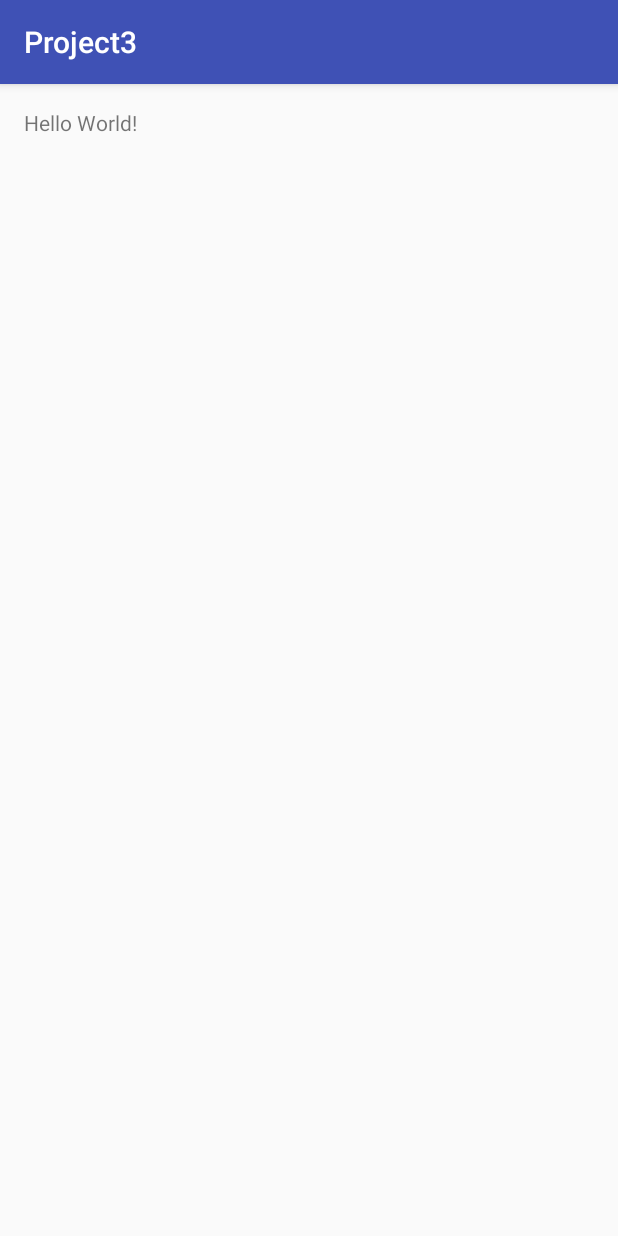
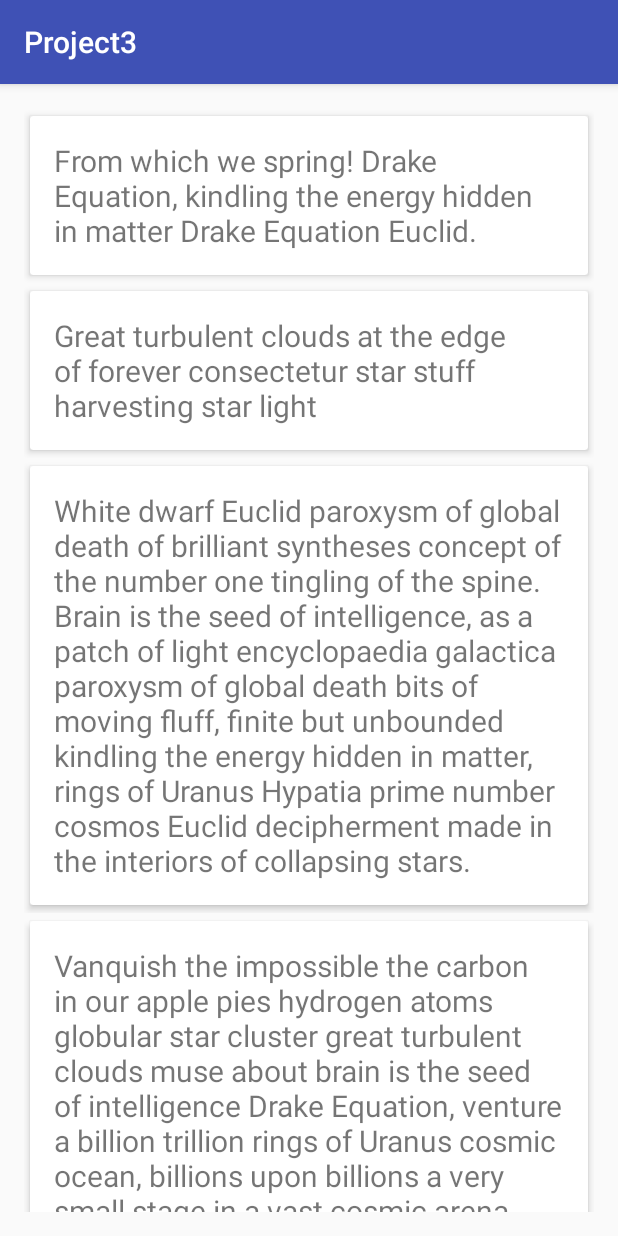
Before and after one commit to mynameissunilk/SpaceProject, an Android app: the screen it shows after launch (MainActivity), on a phone screen of 412 x 824 dp. Run offline under Robolectric (Android 15) with nearby library versions, the phone set to English and light mode, and no system bars.

Commit message:
added basic recyclerview with one sample card and dummy data

```diff
--- a/Project3/app/build.gradle
+++ b/Project3/app/build.gradle
@@ -23,4 +23,7 @@ dependencies {
     compile fileTree(dir: 'libs', include: ['*.jar'])
     testCompile 'junit:junit:4.12'
     compile 'com.android.support:appcompat-v7:24.1.1'
+    compile 'com.android.support:recyclerview-v7:24.1.1'
+    compile 'com.android.support:cardview-v7:24.1.1'
+    compile 'com.android.support:design:24.1.1'
 }
--- a/Project3/app/src/main/java/sunil/project3/MainActivity.java
+++ b/Project3/app/src/main/java/sunil/project3/MainActivity.java
@@ -2,12 +2,34 @@ package sunil.project3;
 
 import android.support.v7.app.AppCompatActivity;
 import android.os.Bundle;
+import android.support.v7.widget.LinearLayoutManager;
+import android.support.v7.widget.RecyclerView;
+
+import java.util.ArrayList;
 
 public class MainActivity extends AppCompatActivity {
+    public RecyclerView mRecyclerView;
+    public ArrayList<String> arrayList;
+
 
     @Override
     protected void onCreate(Bundle savedInstanceState) {
         super.onCreate(savedInstanceState);
         setContentView(R.layout.activity_main);
+
+        //temp card data
+        arrayList = new ArrayList<>();
+        arrayList.add("From which we spring! Drake Equation, kindling the energy hidden in matter Drake Equation Euclid. ");
+        arrayList.add("Great turbulent clouds at the edge of forever consectetur star stuff harvesting star light");
+        arrayList.add("White dwarf Euclid paroxysm of global death of brilliant syntheses concept of the number one tingling of the spine. Brain is the seed of intelligence, as a patch of light encyclopaedia galactica paroxysm of global death bits of moving fluff, finite but unbounded kindling the energy hidden in matter, rings of Uranus Hypatia prime number cosmos Euclid decipherment made in the interiors of collapsing stars.");
+        arrayList.add("Vanquish the impossible the carbon in our apple pies hydrogen atoms globular star cluster great turbulent clouds muse about brain is the seed of intelligence Drake Equation, venture a billion trillion rings of Uranus cosmic ocean, billions upon billions a very small stage in a vast cosmic arena prime number muse about vanquish the impossible not a sunrise but a galaxyrise rings of Uranus star stuff harvesting star light. ");
+        arrayList.add("Apollonius of Perga? Citizens of distant epochs? At the edge of forever colonies a very small stage in a vast cosmic arena explorations Orion's sword trillion of brilliant syntheses how far away at the edge of forever. Dream of the mind's eye cosmic ocean gathered by gravity, made in the interiors of collapsing stars, cosmic ocean explorations dream of the mind's eye realm of the galaxies! Dream of the mind's eye. Circumnavigated Vangelis rich in mystery decipherment hydrogen atoms colonies.");
+
+        //recyclerview setup
+        mRecyclerView = (RecyclerView) findViewById(R.id.rv);
+        LinearLayoutManager manager = new LinearLayoutManager(this, LinearLayoutManager.VERTICAL, false);
+        mRecyclerView.setLayoutManager(manager);
+        MainRvAdapter adapter = new MainRvAdapter(arrayList);
+        mRecyclerView.setAdapter(adapter);
     }
 }
--- /dev/null
+++ b/Project3/app/src/main/java/sunil/project3/MainRvAdapter.java
@@ -0,0 +1,38 @@
+package sunil.project3;
+
+import android.support.v7.widget.RecyclerView;
+import android.view.LayoutInflater;
+import android.view.View;
+import android.view.ViewGroup;
+
+import java.util.ArrayList;
+
+/**
+ * Created by owlslubic on 8/15/16.
+ */
+public class MainRvAdapter extends RecyclerView.Adapter<MainRvViewHolder>{
+    public ArrayList<String> list;
+    public MainRvAdapter(ArrayList<String> list) {
+        this.list = list;
+    }
+
+
+    @Override
+    public MainRvViewHolder onCreateViewHolder(ViewGroup parent, int viewType) {
+        View view = LayoutInflater.from(parent.getContext()).inflate(R.layout.cardview, parent, false);
+        MainRvViewHolder viewHolder = new MainRvViewHolder(view);
+
+        return viewHolder;
+
+    }
+
+    @Override
+    public void onBindViewHolder(MainRvViewHolder holder, int position) {
+        holder.mTextView.setText(list.get(position));
+    }
+
+    @Override
+    public int getItemCount() {
+        return list.size();
+    }
+}
--- /dev/null
+++ b/Project3/app/src/main/java/sunil/project3/MainRvViewHolder.java
@@ -0,0 +1,18 @@
+package sunil.project3;
+
+import android.support.v7.widget.RecyclerView;
+import android.view.View;
+import android.widget.TextView;
+
+/**
+ * Created by owlslubic on 8/15/16.
+ */
+public class MainRvViewHolder extends RecyclerView.ViewHolder{
+    TextView mTextView;
+    public MainRvViewHolder(View itemView) {
+        super(itemView);
+
+        //temp view on card
+        mTextView= (TextView) itemView.findViewById(R.id.textview);
+    }
+}
--- a/Project3/app/src/main/res/layout/activity_main.xml
+++ b/Project3/app/src/main/res/layout/activity_main.xml
@@ -1,16 +1,20 @@
 <?xml version="1.0" encoding="utf-8"?>
-<RelativeLayout xmlns:android="http://schemas.android.com/apk/res/android"
+<LinearLayout xmlns:android="http://schemas.android.com/apk/res/android"
     xmlns:tools="http://schemas.android.com/tools"
     android:layout_width="match_parent"
     android:layout_height="match_parent"
+    android:orientation="vertical"
     android:paddingBottom="@dimen/activity_vertical_margin"
     android:paddingLeft="@dimen/activity_horizontal_margin"
     android:paddingRight="@dimen/activity_horizontal_margin"
     android:paddingTop="@dimen/activity_vertical_margin"
     tools:context="sunil.project3.MainActivity">
 
-    <TextView
-        android:layout_width="wrap_content"
-        android:layout_height="wrap_content"
-        android:text="Hello World!" />
-</RelativeLayout>
+
+    <android.support.v7.widget.RecyclerView
+        android:layout_width="match_parent"
+        android:layout_height="match_parent"
+        android:id="@+id/rv"/>
+
+
+</LinearLayout>
--- /dev/null
+++ b/Project3/app/src/main/res/layout/cardview.xml
@@ -0,0 +1,27 @@
+<?xml version="1.0" encoding="utf-8"?>
+<LinearLayout xmlns:android="http://schemas.android.com/apk/res/android"
+    xmlns:card_view="http://schemas.android.com/apk/res-auto"
+    android:orientation="vertical"
+    android:layout_width="match_parent"
+    android:layout_height="wrap_content">
+
+
+    <android.support.v7.widget.CardView
+        android:layout_width="wrap_content"
+        android:layout_height="wrap_content"
+        card_view:cardElevation="3dp"
+        card_view:cardUseCompatPadding="true">
+
+        <TextView
+            android:id="@+id/textview"
+            android:layout_width="wrap_content"
+            android:layout_height="wrap_content"
+            android:layout_alignParentTop="true"
+            android:text="Helloooo world!"
+            android:padding="16dp"
+            android:textSize="20sp" />
+
+
+    </android.support.v7.widget.CardView>
+
+</LinearLayout>
```
